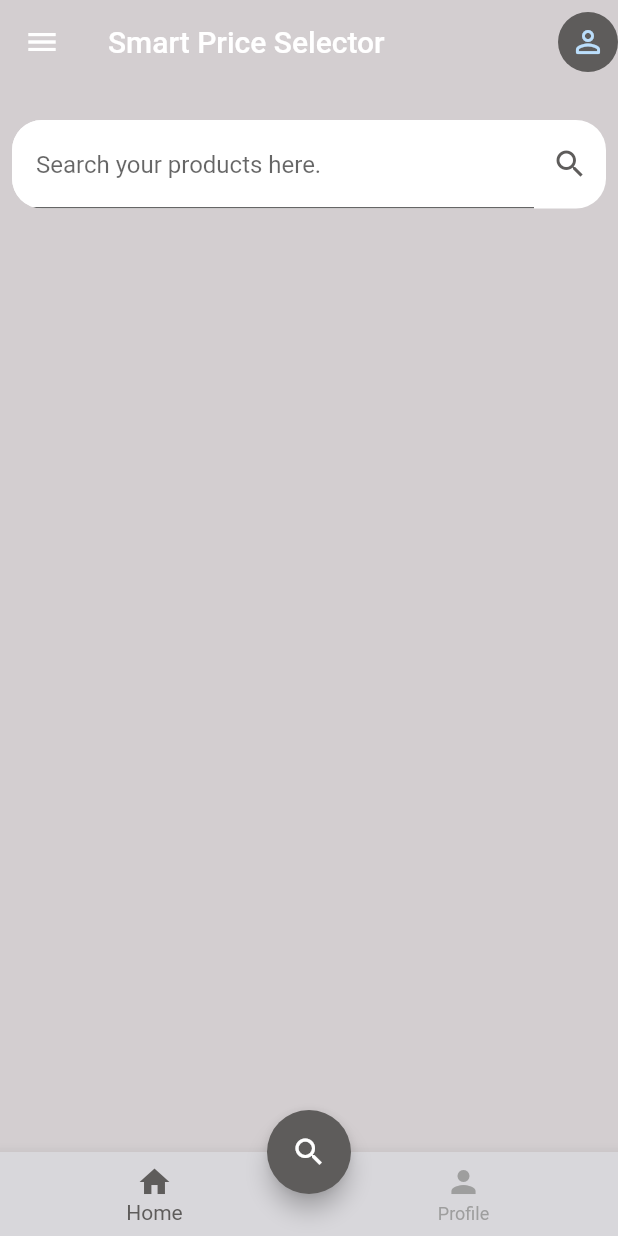
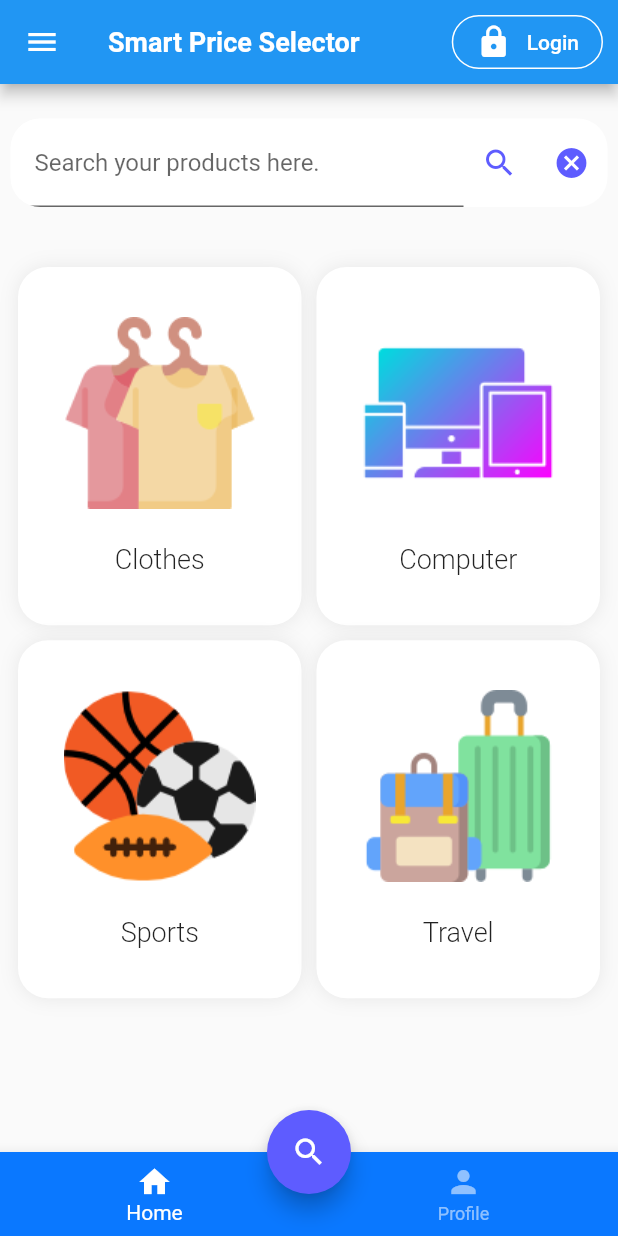
Before and after one commit to zees98/master_price_picker, a Flutter app: the screen it shows after launch, in the side drawer, after a tap on the "search" icon, on a phone screen of 412 x 824 dp. Run offline on Flutter 3.47's test engine with Material 2 defaults, Android fonts, the phone set to English and light mode, and no system bars; our stand-ins replace animated_splash_screen, cloud_firestore, equatable, firebase_auth, firebase_core, flutter_screenutil and 8 more; missing offline and left inert: dart_sentiment, downloads_path_provider, flutter_barcode_scanner, puppeteer, syncfusion_flutter_xlsio, web_scraper; accounts and stored records are empty.

Commit message:
new fixes for color and logo

```diff
--- a/lib/main.dart
+++ b/lib/main.dart
@@ -28,19 +28,19 @@ class MyApp extends StatelessWidget {
     ]);
     return MaterialApp(
       debugShowCheckedModeBanner: false,
-      theme: ThemeData(
-        scaffoldBackgroundColor: backgroundColor,
-        backgroundColor: backgroundColor,
-        appBarTheme: AppBarTheme(
-          backgroundColor: backgroundColor,
-          elevation: 0.0,
-          textTheme: TextTheme(
-            bodyText1: TextStyle(
-              color: Colors.black,
-            ),
-          ),
-        ),
-      ),
+      // theme: ThemeData(
+      //   scaffoldBackgroundColor: backgroundColor,
+      //   backgroundColor: backgroundColor,
+      //   appBarTheme: AppBarTheme(
+      //     backgroundColor: backgroundColor,
+      //     elevation: 0.0,
+      //     textTheme: TextTheme(
+      //       bodyText1: TextStyle(
+      //         color: Colors.black,
+      //       ),
+      //     ),
+      //   ),
+      // ),
       navigatorKey: locator<NavigationService>().navigatorKey,
       onGenerateRoute: router.Router.generateRoute,
       initialRoute: splashScreenViewRoute,
--- a/lib/theme/colors.dart
+++ b/lib/theme/colors.dart
@@ -4,8 +4,9 @@ import 'package:flutter/material.dart';
 const backgroundColorbkup = Color(0xFFC3BEC0);
 
 const backgroundColor = Color(0xFFD3CED0);
-const compColor = Color(0xFF5E5C5B);
 
-const backgroundColor2 = Color(0xFFd8d7db);
+const compColor = Color(0xFF5E5CFF);
+
+const backgroundColor2 = Color(0xFF5E5CFF);
 
 const cardColor = Colors.white;
--- a/lib/views/login_screen/login_screen_view.dart
+++ b/lib/views/login_screen/login_screen_view.dart
@@ -25,7 +25,7 @@ class LoginScreenView extends StatelessWidget {
                     mainAxisAlignment: MainAxisAlignment.center,
                     children: [
                       Image.asset(
-                        'assets/logo.png',
+                        'assets/logo_2.png',
                         height: 150,
                       ),
                     ],
@@ -122,7 +122,7 @@ class LoginScreenView extends StatelessWidget {
                                     padding: const EdgeInsets.all(8.0),
                                     child: AppButton(
                                       text: "Login",
-                                      color: backgroundColor,
+                                      color: compColor,
                                       textColor: Colors.white,
                                       onpressed: () async {
                                         viewModel.provideEmailSign();
--- a/lib/views/master_price_picker/master_price_picker_view.dart
+++ b/lib/views/master_price_picker/master_price_picker_view.dart
@@ -78,32 +78,89 @@ class MasterPricePickerView extends StatelessWidget {
               ),
             ),
             appBar: AppBar(
-              title: Text("Smart Price Selector"),
+              title: Text(
+                "Smart Price Selector",
+                style: titleFont.copyWith(
+                  fontSize: 18,
+                ),
+              ),
               actions: [
-                GestureDetector(
+                Builder(builder: (context) {
+                  if (FirebaseAuth.instance.currentUser != null)
+                    return GestureDetector(
                         onTap: viewModel.goToMyProfile,
                         child: CircleAvatar(
                           backgroundColor: compColor,
                           child: Icon(Icons.person_outline_rounded),
+                        ));
+                  return Container(
+                    margin:
+                        EdgeInsets.symmetric(vertical: 10).copyWith(right: 10),
+                    child: MaterialButton(
+                        textColor: Colors.white,
+                        shape: RoundedRectangleBorder(
+                            borderRadius: BorderRadius.circular(20),
+                            side: BorderSide(
+                              color: cardColor,
+                            )),
+                        child: Row(
+                          children: [
+                            Icon(Icons.lock),
+                            SizedBox(width: 10),
+                            Text("Login"),
+                          ],
                         ),
-                ),
+                        onPressed: () =>
+                            viewModel.navigateToLoginScreenNoArgs()),
+                  );
+                }),
               ],
             ),
             body: Center(
                 child: Padding(
-              padding: const EdgeInsets.all(8.0),
+              padding: const EdgeInsets.all(7.0),
               child: Column(
                 crossAxisAlignment: CrossAxisAlignment.start,
                 children: [
                   CustomTextField(
-                    labelText: "Search your product here.",
+                    labelText: viewModel.searchQuery.isEmpty
+                        ? "Search your product here."
+                        : viewModel.searchQuery,
                     onChanged: viewModel.onQueryChange,
-                    suffix: IconButton(
+                    suffix: Row(
+                      children: [
+                        IconButton(
                             onPressed: viewModel.onClickSearch,
                             icon: Icon(
                               Icons.search,
                               color: compColor,
                             )),
+                        IconButton(
+                            onPressed: viewModel.onClearSearch,
+                            icon: Icon(
+                              Icons.cancel,
+                              color: compColor,
+                            )),
+                      ],
+                    ),
+                  ),
+                  if (viewModel.searchQuery.isEmpty &&
+                      viewModel.products.isEmpty)
+                    Expanded(
+                      child: GridView.builder(
+                          gridDelegate:
+                              SliverGridDelegateWithFixedCrossAxisCount(
+                            crossAxisCount: 2,
+                            childAspectRatio: 3.2 / 4,
+                          ),
+                          padding: EdgeInsets.symmetric(vertical: 24.0),
+                          itemCount: viewModel.gridPictures.length,
+                          itemBuilder: (context, i) {
+                            var thisCategory = viewModel.gridPictures[i];
+                            return CategoryCard(
+                                category: thisCategory,
+                                onPress: () => viewModel.onGridItemPress(i));
+                          }),
                     ),
                   if (viewModel.isFetching)
                     Center(child: CircularProgressIndicator()),
@@ -169,9 +226,9 @@ class MasterPricePickerView extends StatelessWidget {
             floatingActionButtonLocation:
                 FloatingActionButtonLocation.centerDocked,
             bottomNavigationBar: BottomNavigationBar(
-                backgroundColor: backgroundColor2,
-                selectedItemColor: compColor,
-                unselectedItemColor: Colors.grey,
+                backgroundColor: backgroundColor2.withRed(10).withGreen(120),
+                selectedItemColor: cardColor,
+                unselectedItemColor: Colors.white54,
                 type: BottomNavigationBarType.fixed,
                 items: [
                   BottomNavigationBarItem(
@@ -229,8 +286,47 @@ class MasterPricePickerView extends StatelessWidget {
   }
 }
 
+class CategoryCard extends StatelessWidget {
+  final String category;
+  final onPress;
+
+  const CategoryCard({Key key, this.category, this.onPress}) : super(key: key);
+
+  @override
+  Widget build(BuildContext context) {
+    // TODO: implement build
+    return InkWell(
+      onTap: onPress,
+      child: Container(
+          margin: EdgeInsets.symmetric(horizontal: 5.0).copyWith(bottom: 10),
+          padding: EdgeInsets.all(10),
+          decoration: BoxDecoration(
+            borderRadius: BorderRadius.circular(20),
+            boxShadow: [
+              BoxShadow(
+                color: Colors.grey.withOpacity(0.2),
+                blurRadius: 10,
+              ),
+            ],
+            color: Colors.white,
+          ),
+          child: Column(
+            mainAxisAlignment: MainAxisAlignment.spaceEvenly,
+            children: [
+              Image.asset('assets/$category.png'),
+              Text(
+                "${category[0].toUpperCase()}${category.substring(1)}",
+                style: smallHeading,
+              ),
+            ],
+          )),
+    );
+  }
+}
+
 class ProductCard extends StatelessWidget {
   final image, title, description, price, onLike, onPress;
+
   const ProductCard({
     Key key,
     this.image,
--- a/lib/views/master_price_picker/master_price_picker_view_model.dart
+++ b/lib/views/master_price_picker/master_price_picker_view_model.dart
@@ -39,8 +39,27 @@ class MasterPricePickerViewModel extends BaseViewModel {
 
   String searchQuery = "";
 
+  List<String> gridPictures = [
+    'clothes',
+    'computer',
+    'sports',
+    'travel'
+  ];
+
+  onGridItemPress(index) {
+    searchQuery = gridPictures[index];
+    onClickSearch();
+    notifyListeners();
+  }
+
   onQueryChange(str) {
     searchQuery = str;
+  }
+
+  onClearSearch() {
+    searchQuery = "";
+    products.clear();
+    notifyListeners();
   }
 
   onClickSearch() async {
@@ -168,9 +187,14 @@ class MasterPricePickerViewModel extends BaseViewModel {
     _navService.navigateToView(FavouriteAdsView());
   }
 
+  navigateToLoginScreenNoArgs() {
+    _navService.navigateToView(LoginScreenView());
+  }
   navigateToLoginScreen(data) {
     _navService.navigateToView(LoginScreenView(), arguments: {"data": data});
   }
+
+
 
   goToMyProfile() {
     _navService.navigateWithTransition(
--- a/lib/views/product_detail/product_detail_view.dart
+++ b/lib/views/product_detail/product_detail_view.dart
@@ -156,32 +156,29 @@ class ProductDetailView extends StatelessWidget {
                                             child: Row(
                                               children: [
                                                 Expanded(
+                                                  flex: 6,
                                                   child: Text(
-                                                    e,
+                                                    e['review'],
                                                     textAlign: TextAlign.start,
                                                   ),
                                                 ),
-                                                // Expanded(
-                                                //   child: doSentiment(
-                                                //               e)['score'] >
-                                                //           0.05
-                                                //       ? Icon(
-                                                //           Icons
-                                                //               .sentiment_satisfied,
-                                                //           color: Colors.green)
-                                                //       : doSentiment(
-                                                //                   e)['score'] <
-                                                //               -0.05
-                                                //           ? Icon(
-                                                //               Icons
-                                                //                   .sentiment_dissatisfied,
-                                                //               color: Colors.red)
-                                                //           : Icon(
-                                                //               Icons
-                                                //                   .sentiment_neutral,
-                                                //               color:
-                                                //                   Colors.grey),
-                                                // ),
+                                                Expanded(
+                                                  child: e['sentiment'] > 0.05
+                                                      ? Icon(
+                                                          Icons
+                                                              .sentiment_satisfied,
+                                                          color: Colors.green)
+                                                      : e['sentiment'] < -0.05
+                                                          ? Icon(
+                                                              Icons
+                                                                  .sentiment_dissatisfied,
+                                                              color: Colors.red)
+                                                          : Icon(
+                                                              Icons
+                                                                  .sentiment_neutral,
+                                                              color:
+                                                                  Colors.grey),
+                                                ),
                                               ],
                                             ),
                                           );
--- a/lib/views/splash_screen/splash_screen_view.dart
+++ b/lib/views/splash_screen/splash_screen_view.dart
@@ -14,8 +14,8 @@ class SplashScreenView extends StatelessWidget {
         return AnimatedSplashScreen(
           animationDuration: Duration(milliseconds: 800),
           nextScreen: MasterPricePickerView(),
-          splash: 'assets/logo.png',
-          splashIconSize: 200,
+          splash: 'assets/logo_2.png',
+          splashIconSize: 350,
           splashTransition: SplashTransition.fadeTransition,
           pageTransitionType: PageTransitionType.fade,
         );
--- a/lib/widgets/field.dart
+++ b/lib/widgets/field.dart
@@ -1,5 +1,6 @@
 import 'package:flutter/material.dart';
 import 'package:google_fonts/google_fonts.dart';
+import 'package:master_price_picker/theme/colors.dart';
 
 class Field extends StatelessWidget {
   const Field({
@@ -34,7 +35,7 @@ class Field extends StatelessWidget {
       padding: const EdgeInsets.only(top: 15, left: 24, right: 24, bottom: 10),
       child: Container(
         decoration: BoxDecoration(
-          color: color,
+          color: compColor,
           borderRadius: BorderRadius.all(Radius.circular(5)),
           boxShadow: <BoxShadow>[
             BoxShadow(
@@ -57,7 +58,7 @@ class Field extends StatelessWidget {
                 obscureText: type,
                 onChanged: onchanged,
                 style: TextStyle(
-                  color: textColor,
+                  color: Colors.white,
                   fontFamily: 'WorkSans',
                 ),
                 cursorColor: Color(0xFF4FBE9F),
```
Also changed, not shown: assets/clothes.png (added), assets/computer.png (added), assets/logo-assets/logo.png (added), assets/logo.png, assets/logo_1.png (added), assets/logo_2.png (added), assets/sports.png (added), assets/travel.png (added), pubspec.lock, 1 other file. Lines whose indentation alone changed are shown as unchanged.
